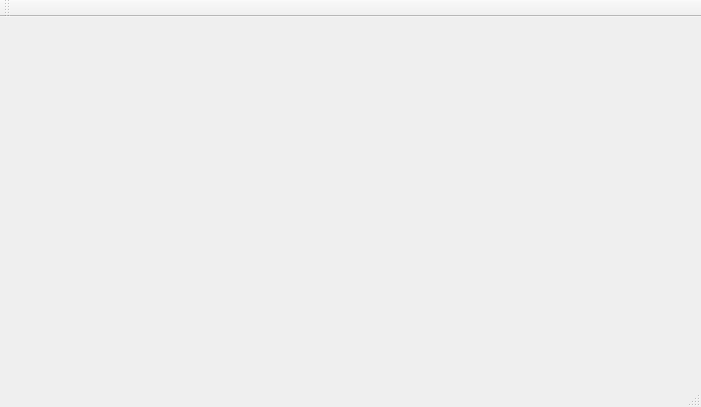
psv-git/BDOLang, file forms/mainwindow.ui: the form before one commit.
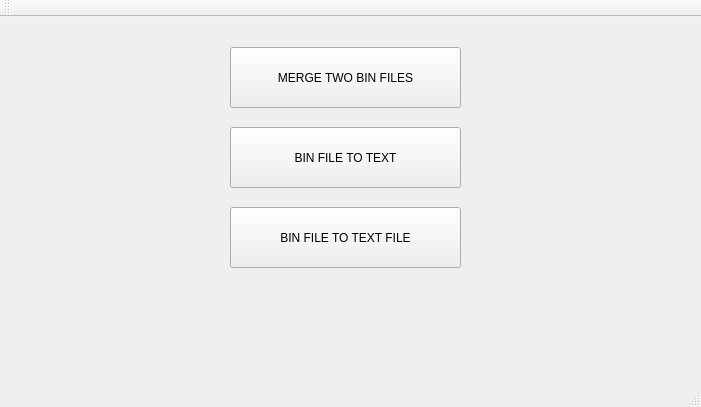
The form after the commit. Custom widgets are drawn as their Qt base class.

Patch:
```diff
--- a/forms/mainwindow.ui
+++ b/forms/mainwindow.ui
@@ -13,7 +13,47 @@
   <property name="windowTitle">
    <string>MainWindow</string>
   </property>
-  <widget class="QWidget" name="centralWidget"/>
+  <widget class="QWidget" name="centralWidget">
+   <widget class="MyButton" name="button3">
+    <property name="geometry">
+     <rect>
+      <x>230</x>
+      <y>190</y>
+      <width>231</width>
+      <height>61</height>
+     </rect>
+    </property>
+    <property name="text">
+     <string>BIN FILE TO TEXT FILE</string>
+    </property>
+   </widget>
+   <widget class="MyButton" name="button1">
+    <property name="geometry">
+     <rect>
+      <x>230</x>
+      <y>30</y>
+      <width>231</width>
+      <height>61</height>
+     </rect>
+    </property>
+    <property name="text">
+     <string>MERGE TWO BIN FILES</string>
+    </property>
+   </widget>
+   <widget class="MyButton" name="button2">
+    <property name="geometry">
+     <rect>
+      <x>230</x>
+      <y>110</y>
+      <width>231</width>
+      <height>61</height>
+     </rect>
+    </property>
+    <property name="text">
+     <string>BIN FILE TO TEXT</string>
+    </property>
+   </widget>
+  </widget>
   <widget class="QToolBar" name="mainToolBar">
    <attribute name="toolBarArea">
     <enum>TopToolBarArea</enum>
@@ -25,6 +65,13 @@
   <widget class="QStatusBar" name="statusBar"/>
  </widget>
  <layoutdefault spacing="6" margin="11"/>
+ <customwidgets>
+  <customwidget>
+   <class>MyButton</class>
+   <extends>QPushButton</extends>
+   <header>mybutton.hpp</header>
+  </customwidget>
+ </customwidgets>
  <resources/>
  <connections/>
  <slots>
```
